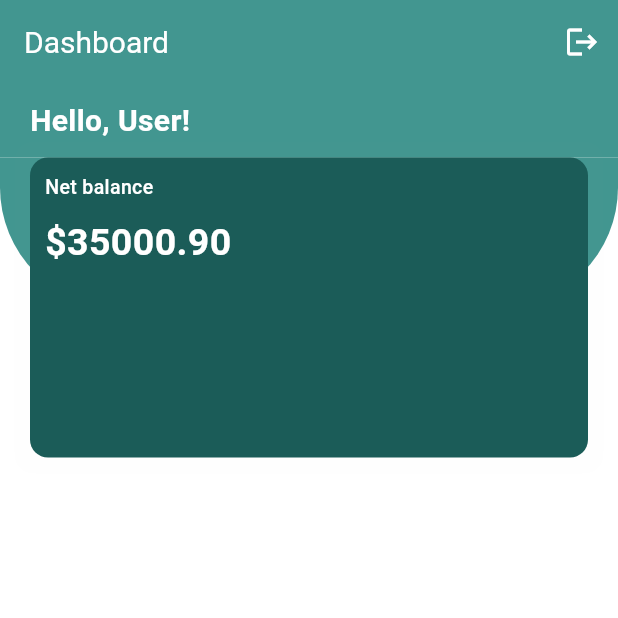
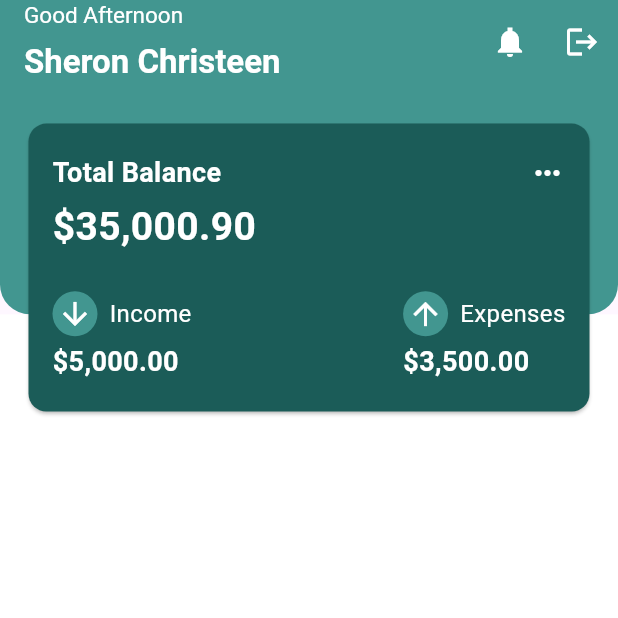
Before and after one commit to Hashane/EST, a Flutter app: the Dashboard screen opened directly, on a phone screen of 412 x 824 dp, the top half of it. Run offline on Flutter 3.47's test engine with Material 3 defaults, Android fonts, the phone set to English and light mode, and no system bars; our stand-ins replace cloud_firestore, firebase_auth, firebase_core, table_calendar; accounts and stored records are empty.

Commit message:
UI changes to dashboard

```diff
--- a/lib/screens/Home/dashboard.dart
+++ b/lib/screens/Home/dashboard.dart
@@ -28,16 +28,40 @@ class _DashboardState extends State<Dashboard> {
 
   @override
   Widget build(BuildContext context) {
-    return Theme(
-      data: CustomTheme.themeData,
-      child: Scaffold(
+    return Scaffold(
       appBar: AppBar(
-          title: const Text(
-            'Dashboard',
-            style: const TextStyle(color: Colors.white), // Set app bar text color to white
+        backgroundColor: CustomTheme.primaryColor,
+        title: Column(
+          crossAxisAlignment: CrossAxisAlignment.start,
+          children: [
+            Text(
+              'Good Afternoon',
+              style: TextStyle(color: Colors.white, fontSize: 15),
+            ),
+            SizedBox(
+                height:
+                8),
+            Text(
+              'Sheron Christeen',
+              style: TextStyle(color: Colors.white, fontWeight: FontWeight.bold),
+            ),
+          ],
         ),
         actions: [
+          Row(
+            children: [
               IconButton(
+                color: Colors.white,
+                icon: const Icon(Icons.notifications_sharp),
+                onPressed: () {
+                  Navigator.pushReplacement(
+                    context,
+                    MaterialPageRoute(builder: (context) => LoginScreen()),
+                  );
+                },
+              ),
+              IconButton(
+                color: Colors.white,
                 icon: const Icon(Icons.logout),
                 onPressed: () {
                   Navigator.pushReplacement(
@@ -47,96 +71,151 @@ class _DashboardState extends State<Dashboard> {
                 },
               ),
             ],
-          automaticallyImplyLeading: false, // Remove the default leading widget (back button)
           ),
-        backgroundColor: Colors.white,
-        body: Column(
-          crossAxisAlignment: CrossAxisAlignment.start,
+        ],
+        automaticallyImplyLeading: false,
+      ),
+      body: Stack(
+//       fit: StackFit.expand,
         children: [
-            Container(
-              width: double.infinity,
-              color: CustomTheme.primaryColor, // Set background color to red
-              child: const Padding(
-                padding: const EdgeInsets.symmetric(horizontal: 20, vertical: 10),
-                child: const Text(
-                  'Hello, User!',
-                  style: TextStyle(
-                    fontSize: 20,
-                    fontWeight: FontWeight.bold,
-                    color: Colors.white, // Set text color to white
+          Column(children: [
+            Expanded(
+              flex: 2,
+              child: Container(
+                decoration: const BoxDecoration(
+                  color: CustomTheme.primaryColor,
+                  borderRadius: BorderRadius.vertical(
+                    bottom: Radius.circular(20),
                   ),
                 ),
               ),
             ),
-            getBody(),
-          ],
+            Expanded(flex: 8, child: Container(color: Colors.white))
+          ]),
+          Positioned(
+            top: MediaQuery.of(context).size.height * 0.1 - 60,
+            left: 15,
+            right: 15,
+            child: SizedBox(
+              height: 200, // Adjust the height as desired
+              child: Card(
+                color: CustomTheme.primaryDarkColor,
+                child: Padding(
+                  padding: const EdgeInsets.all(16),
+                  child: Column(
+                    crossAxisAlignment: CrossAxisAlignment.start,
+                    mainAxisAlignment: MainAxisAlignment.spaceEvenly,
+                    children: [
+                      Row(
+                        mainAxisAlignment: MainAxisAlignment.spaceBetween,
+                        children: [
+                          Text(
+                            "Total Balance",
+                            style: TextStyle(
+                              color: Colors.white,
+                              fontSize: 18,
+                              fontWeight: FontWeight.bold,
                             ),
                           ),
-    );
-  }
-
-
-  Widget getBody() {
-    var size = MediaQuery.of(context).size;
-    return Stack(
-      children: [
-        Container(
-          height: 100,
-          decoration: const BoxDecoration(
-            color: CustomTheme.primaryColor,
-            borderRadius: BorderRadius.only(
-              bottomLeft: Radius.circular(80),
-              bottomRight: Radius.circular(80),
-            ),
-          ),
-        ),
-        Padding(
-          padding: const EdgeInsets.symmetric(horizontal: 20),
-          child: Container(
-            width: double.infinity,
-            height: 200,
-            decoration: BoxDecoration(
-              color: CustomTheme.primaryDarkColor, // Use CustomTheme.primaryColor
-              borderRadius: BorderRadius.circular(12),
-              boxShadow: [
-                BoxShadow(
-                  color: Colors.grey.withOpacity(0.01),
-                  spreadRadius: 10,
-                  blurRadius: 3,
-                  // changes position of shadow
+                          Icon(
+                            Icons.more_horiz,
+                            color: Colors.white,
                           ),
                         ],
                       ),
-            child: const Padding(
-              padding: EdgeInsets.all(10),
-              child: Column(
+                      Text(
+                        "\$35,000.90",
+                        style: TextStyle(
+                          color: Colors.white,
+                          fontSize: 26,
+                          fontWeight: FontWeight.bold,
+                        ),
+                      ),
+                      SizedBox(height: 16),
+                      Row(
+                        mainAxisAlignment: MainAxisAlignment.spaceBetween,
+                        children: [
+                          Column(
                             crossAxisAlignment: CrossAxisAlignment.start,
                             children: [
-                  Text(
-                    "Net balance",
-                    style: const TextStyle(
-                      fontWeight: FontWeight.w500,
-                      fontSize: 13,
-                      color: Colors.white, // Assuming you want white text on the colored background
+                              Row(
+                                mainAxisAlignment: MainAxisAlignment.start,
+                                children: [
+                                  CircleAvatar(
+                                    backgroundColor: CustomTheme.primaryColor,
+                                    radius: 15,
+                                    child: Icon(
+                                      Icons.arrow_downward,
+                                      color: Colors.white,
                                     ),
                                   ),
-                  SizedBox(
-                    height: 10,
-                  ),
+                                  SizedBox(width: 8),
                                   Text(
-                    "\$35000.90",
+                                    "Income",
                                     style: TextStyle(
-                      fontWeight: FontWeight.bold,
-                      fontSize: 25,
-                      color: Colors.white, // Assuming you want white text on the colored background
+                                      color: Colors.white,
+                                      fontSize: 16,
                                     ),
                                   ),
+                                ],
+                              ),
+                              SizedBox(height: 4),
+                              Text(
+                                "\$5,000.00",
+                                style: TextStyle(
+                                  color: Colors.white,
+                                  fontSize: 18,
+                                  fontWeight: FontWeight.bold,
+                                ),
+                              ),
+                            ],
+                          ),
+                          Column(
+                            crossAxisAlignment: CrossAxisAlignment.start,
+                            children: [
+                              Row(
+                                mainAxisAlignment: MainAxisAlignment.start,
+                                children: [
+                                  CircleAvatar(
+                                    backgroundColor: CustomTheme.primaryColor,
+                                    radius: 15,
+                                    child: Icon(
+                                      Icons.arrow_upward,
+                                      color: Colors.white,
+                                    ),
+                                  ),
+                                  SizedBox(width: 8),
+                                  Text(
+                                    "Expenses",
+                                    style: TextStyle(
+                                      color: Colors.white,
+                                      fontSize: 16,
+                                    ),
+                                  ),
+                                ],
+                              ),
+                              SizedBox(height: 4),
+                              Text(
+                                "\$3,500.00",
+                                style: TextStyle(
+                                  color: Colors.white,
+                                  fontSize: 18,
+                                  fontWeight: FontWeight.bold,
+                                ),
+                              ),
+                            ],
+                          ),
+                        ],
+                      ),
+
                     ],
                   ),
                 ),
               ),
             ),
+          )
         ],
+      ),
     );
   }
 }
```
Lines whose indentation alone changed are shown as unchanged.
